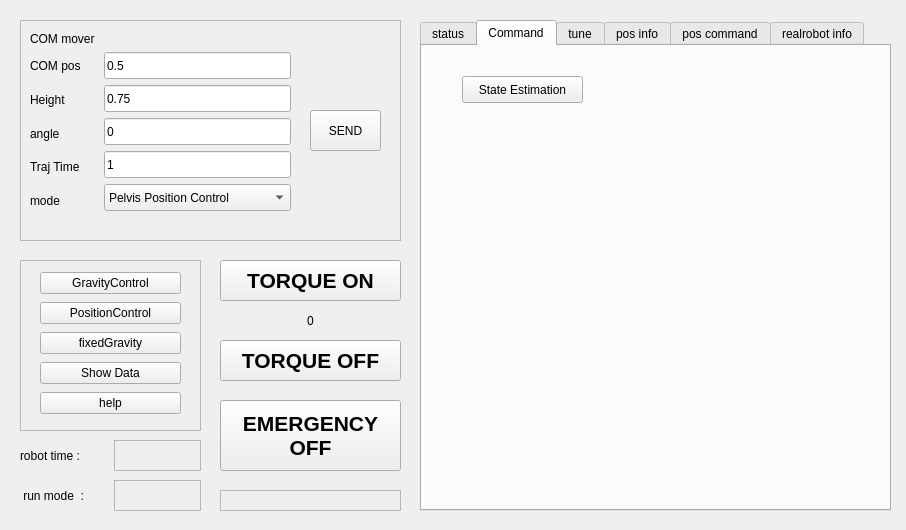
Qt form dyros_red_gui/resource/DyrosRed.ui (saga0619/dyros_red) before a commit.
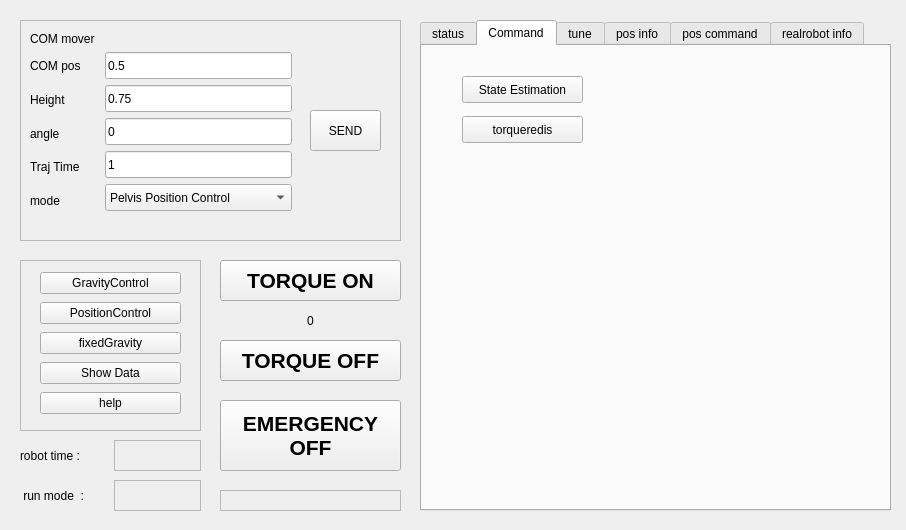
The same form after that commit. The open tabs and pages were chosen to show the change.

The edit to the form file:
```diff
--- a/dyros_red_gui/resource/DyrosRed.ui
+++ b/dyros_red_gui/resource/DyrosRed.ui
@@ -51,7 +51,7 @@
      <rect>
       <x>10</x>
       <y>32</y>
-      <width>261</width>
+      <width>262</width>
       <height>163</height>
      </rect>
     </property>
@@ -1258,6 +1258,19 @@
       <string>State Estimation</string>
      </property>
     </widget>
+    <widget class="QPushButton" name="torqueredis">
+     <property name="geometry">
+      <rect>
+       <x>40</x>
+       <y>70</y>
+       <width>121</width>
+       <height>27</height>
+      </rect>
+     </property>
+     <property name="text">
+      <string>torqueredis</string>
+     </property>
+    </widget>
    </widget>
    <widget class="QWidget" name="tab_2">
     <property name="enabled">
@@ -2360,19 +2373,6 @@
       <string>Current</string>
      </property>
     </widget>
-    <widget class="QPushButton" name="torqueredis">
-     <property name="geometry">
-      <rect>
-       <x>280</x>
-       <y>60</y>
-       <width>97</width>
-       <height>27</height>
-      </rect>
-     </property>
-     <property name="text">
-      <string>torqueredis</string>
-     </property>
-    </widget>
    </widget>
    <widget class="QWidget" name="tab_4">
     <attribute name="title">
```
Left out of the diff: 2 changed lines with no effect on the pictures.
